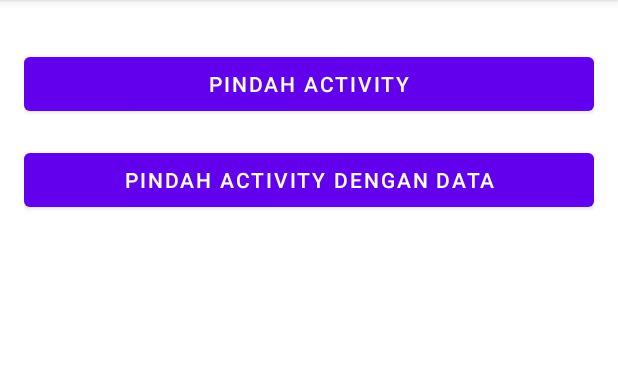
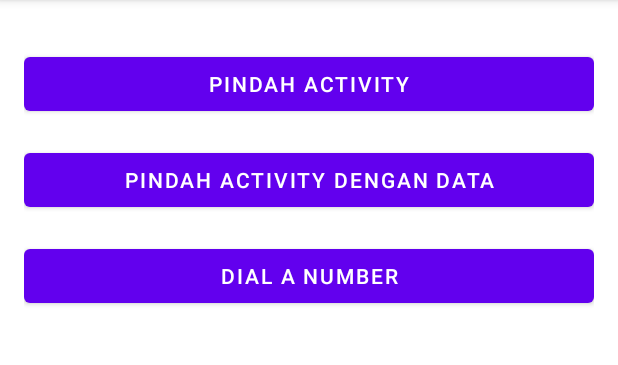
Before and after one commit to zharfanwafiq/BelajarDicoding, an Android app: the screen it shows after launch (IntentActivity), on a phone screen of 412 x 824 dp, the part 84-449 px from its top. Run offline under Robolectric (Android 15) with nearby library versions, the phone set to English and light mode, and no system bars.

Commit message:
add move to dial using implicit intent

```diff
--- a/app/src/main/java/com/zharfan/belajardicoding/IntentActivity.kt
+++ b/app/src/main/java/com/zharfan/belajardicoding/IntentActivity.kt
@@ -1,6 +1,7 @@
 package com.zharfan.belajardicoding
 
 import android.content.Intent
+import android.net.Uri
 import androidx.appcompat.app.AppCompatActivity
 import android.os.Bundle
 import com.zharfan.belajardicoding.databinding.ActivityIntentBinding
@@ -27,6 +28,11 @@ class IntentActivity : AppCompatActivity() {
                 .putExtra(MoveWithDataActivity.EXTRA_AGE, 19)
             startActivity(sendData)
         }
+
+        btDialNumber.setOnClickListener{
+            val phoneNumber = "082185647869"
+            startActivity(Intent(Intent.ACTION_DIAL, Uri.parse("tel:$phoneNumber")))
+        }
     }
 
 
--- a/app/src/main/res/layout/activity_intent.xml
+++ b/app/src/main/res/layout/activity_intent.xml
@@ -26,6 +26,15 @@
         app:layout_constraintStart_toStartOf="parent"
         app:layout_constraintTop_toBottomOf="@id/btnMoveActivity"/>
 
+    <Button
+        android:id="@+id/btDialNumber"
+        android:layout_width="match_parent"
+        android:layout_height="wrap_content"
+        android:layout_marginTop="16dp"
+        android:text="@string/dial_number"
+        app:layout_constraintStart_toStartOf="parent"
+        app:layout_constraintTop_toBottomOf="@id/btnMoveActivityWithData"/>
+
 
 
 
```
